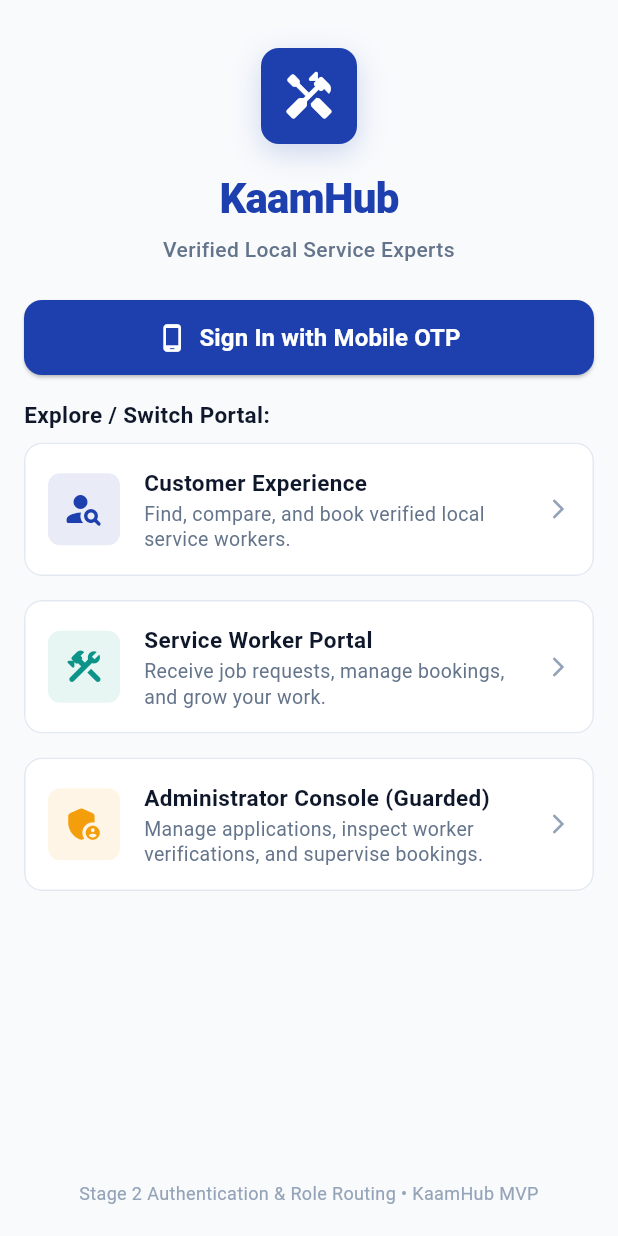
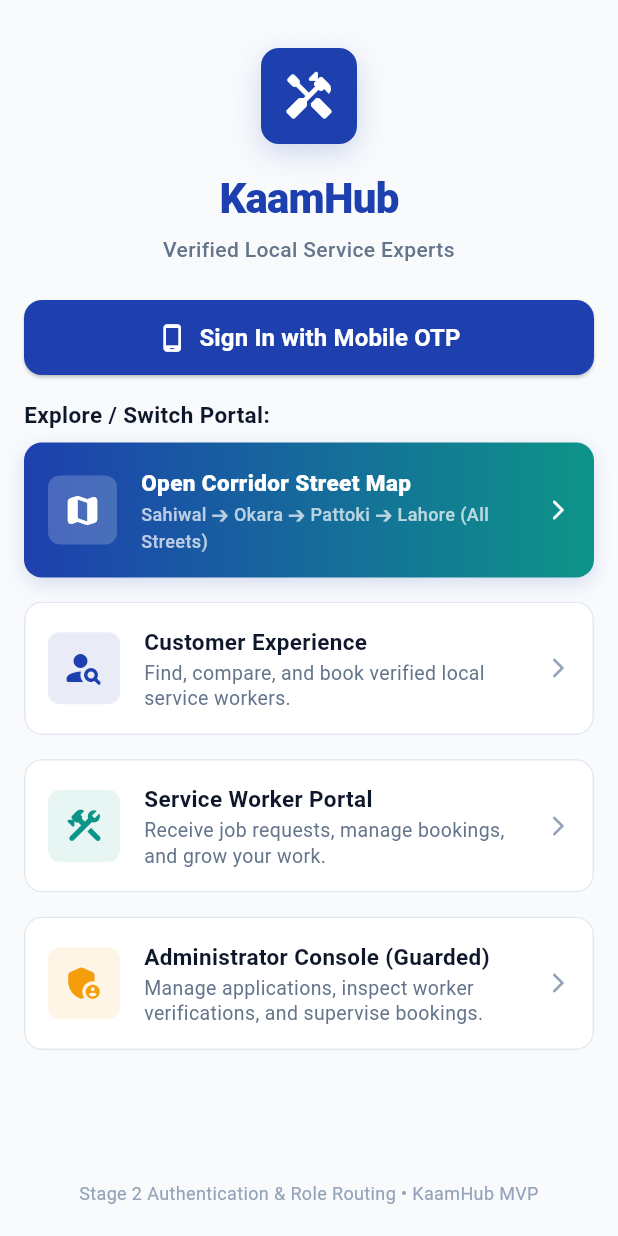
Before and after one commit to aasiffast-cpu/Kaam_Hub, a Flutter app: the screen it shows after launch, on a phone screen of 412 x 824 dp. Run offline on Flutter 3.47's test engine with Material 3 defaults, Android fonts, the phone set to English and light mode, and no system bars; our stand-ins replace flutter_map, latlong2; accounts and stored records are empty.

Commit message:
feat: use CartoDB Voyager CDN for high speed street tiles and add direct map banner on home screen

```diff
--- a/lib/core/widgets/app_map_picker.dart
+++ b/lib/core/widgets/app_map_picker.dart
@@ -185,9 +185,11 @@ class _AppMapPickerState extends State<AppMapPicker> {
                 children: [
                   TileLayer(
                     urlTemplate:
-                        'https://tile.openstreetmap.org/{z}/{x}/{y}.png',
+                        'https://{s}.basemaps.cartocdn.com/rastertiles/voyager/{z}/{x}/{y}.png',
+                    subdomains: const ['a', 'b', 'c', 'd'],
                     userAgentPackageName: 'com.kaamhub.kaamhub',
                     maxZoom: 19,
+                    retinaMode: true,
                   ),
                   MarkerLayer(
                     markers: [
--- a/lib/features/auth/role_selection_screen.dart
+++ b/lib/features/auth/role_selection_screen.dart
@@ -134,6 +134,79 @@ class RoleSelectionScreen extends StatelessWidget {
                 ),
               ),
               const SizedBox(height: AppConstants.spaceS),
+
+              // Quick Corridor Map Access
+              InkWell(
+                onTap: () {
+                  Navigator.pushNamed(context, AppRoutes.mapLocation);
+                },
+                borderRadius: BorderRadius.circular(AppConstants.radiusM),
+                child: Container(
+                  padding: const EdgeInsets.all(AppConstants.spaceM),
+                  decoration: BoxDecoration(
+                    gradient: const LinearGradient(
+                      colors: [AppColors.primary, AppColors.secondary],
+                    ),
+                    borderRadius: BorderRadius.circular(AppConstants.radiusM),
+                    boxShadow: [
+                      BoxShadow(
+                        color: AppColors.primary.withAlpha(40),
+                        blurRadius: 10,
+                        offset: const Offset(0, 4),
+                      ),
+                    ],
+                  ),
+                  child: Row(
+                    children: [
+                      Container(
+                        padding: const EdgeInsets.all(10),
+                        decoration: BoxDecoration(
+                          color: Colors.white.withAlpha(50),
+                          borderRadius: BorderRadius.circular(
+                            AppConstants.radiusS,
+                          ),
+                        ),
+                        child: const Icon(
+                          Icons.map_rounded,
+                          color: Colors.white,
+                          size: 26,
+                        ),
+                      ),
+                      const SizedBox(width: AppConstants.spaceM),
+                      const Expanded(
+                        child: Column(
+                          crossAxisAlignment: CrossAxisAlignment.start,
+                          children: [
+                            Text(
+                              'Open Corridor Street Map',
+                              style: TextStyle(
+                                fontSize: 15,
+                                fontWeight: FontWeight.w800,
+                                color: Colors.white,
+                              ),
+                            ),
+                            SizedBox(height: 2),
+                            Text(
+                              'Sahiwal ➔ Okara ➔ Pattoki ➔ Lahore (All Streets)',
+                              style: TextStyle(
+                                fontSize: 12,
+                                color: Colors.white70,
+                                fontWeight: FontWeight.w500,
+                              ),
+                            ),
+                          ],
+                        ),
+                      ),
+                      const Icon(
+                        Icons.arrow_forward_ios_rounded,
+                        color: Colors.white,
+                        size: 16,
+                      ),
+                    ],
+                  ),
+                ),
+              ),
+              const SizedBox(height: AppConstants.spaceM),
 
               // Role Cards
               Expanded(
```
